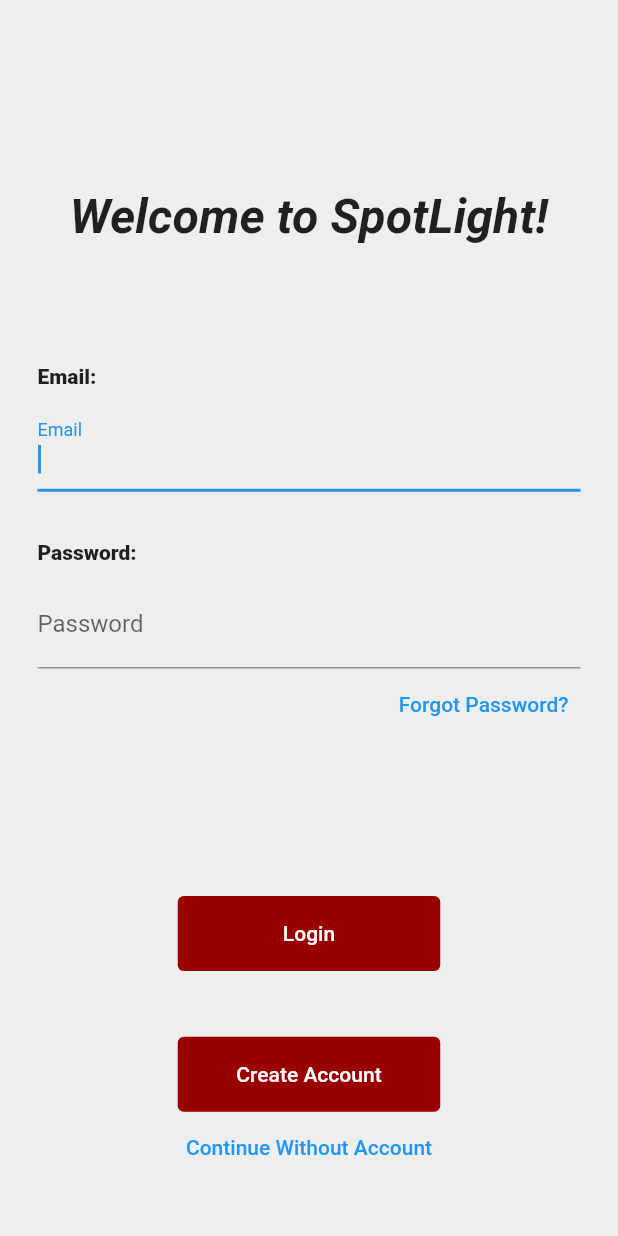
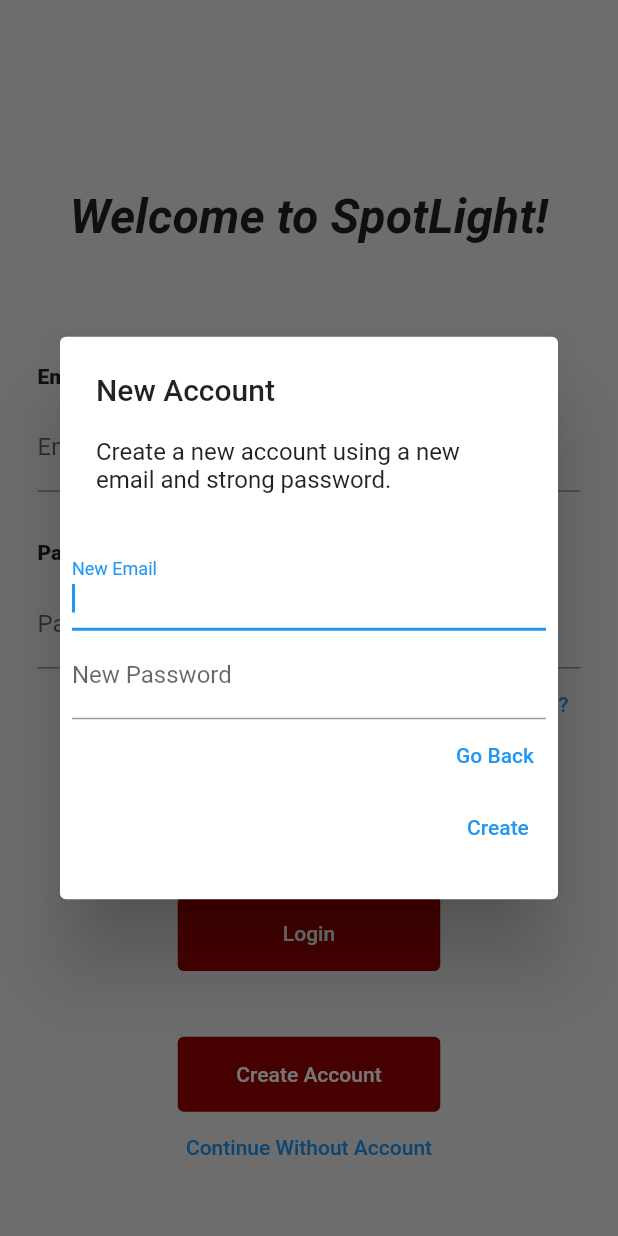
Before and after one commit to astrebe/project-spotlight, a Flutter app: the screen it shows after launch, after a tap on "Create Account", on a phone screen of 412 x 824 dp. Run offline on Flutter 3.47's test engine with Material 2 defaults, Android fonts, the phone set to English and light mode, and no system bars; our stand-ins replace firebase_auth, firebase_core; accounts and stored records are empty.

Commit message:
Create Account System
Accounts can now be created and added to the firebase

```diff
--- a/spotlight_app/lib/loginscreen.dart
+++ b/spotlight_app/lib/loginscreen.dart
@@ -17,6 +17,8 @@ class _LoginScreenState extends State<LoginScreen> {
   String _errorMessage = "";
   String _loginEmail = "";
   String _loginPassword = "";
+  String _newEmail = "";
+  String _newPassword = "";
 
   @override
   Widget build(BuildContext context) {
@@ -188,7 +190,9 @@ class _LoginScreenState extends State<LoginScreen> {
                           backgroundColor: MaterialStateProperty.all<Color>(
                               const Color.fromARGB(255, 153, 0, 0)),
                         ),
-                        onPressed: () {},
+                        onPressed: () {
+                          newAccountPopUp(context);
+                        },
                         child: const Text('Create Account'),
                       ),
                     ),
@@ -258,4 +262,62 @@ class _LoginScreenState extends State<LoginScreen> {
       ),
     );
   }
+
+  Future newAccountPopUp(BuildContext context) {
+    return showDialog(
+      context: context,
+      builder: (context) => AlertDialog(
+        title: const Text('New Account'),
+        content: const Text(
+            "Create a new account using a new email and strong password."),
+        actions: [
+          TextFormField(
+            autofocus: true,
+            onChanged: (newText) {
+              setState(() {
+                _newEmail = newText;
+              });
+            },
+            decoration: InputDecoration(labelText: "New Email"),
+          ),
+          TextFormField(
+            autofocus: true,
+            onChanged: (newText) {
+              setState(() {
+                _newPassword = newText;
+              });
+            },
+            decoration: InputDecoration(labelText: "New Password"),
+          ),
+          TextButton(
+            child: const Text("Go Back"),
+            onPressed: () {
+              GoBack(context);
+            },
+          ),
+          TextButton(
+            child: const Text("Create"),
+            onPressed: () async {
+              try {
+                UserCredential userCredential = await FirebaseAuth.instance
+                    .createUserWithEmailAndPassword(
+                        email: _newEmail, password: _newPassword);
+                GoBack(context);
+              } on FirebaseAuthException catch (e) {
+                if (e.code == "weak-password") {
+                  _errorMessage = "The Password Provided was too Weak.";
+                } else if (e.code == "email-already-in-use") {
+                  _errorMessage = "An Account Already Exists for that Email.";
+                }
+                setState(() {});
+              } catch (e) {
+                print(e);
+              }
+            },
+          ),
+          Text(_errorMessage, style: TextStyle(color: Colors.red)),
+        ],
+      ),
+    );
+  }
 }
```
